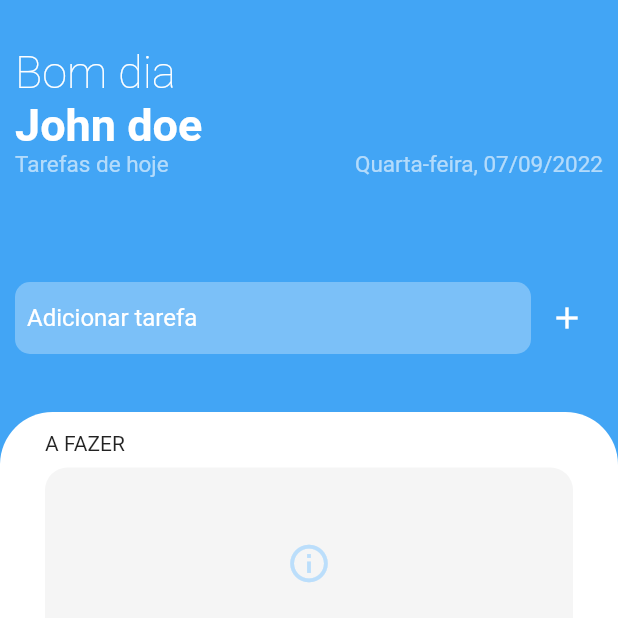
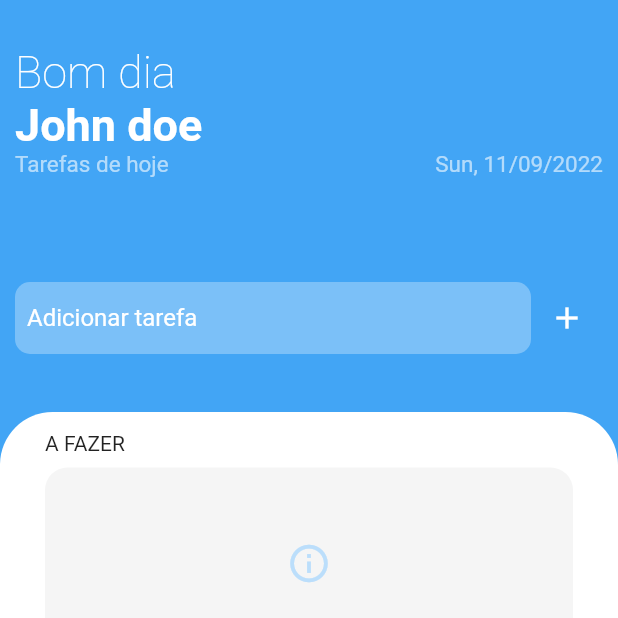
Before and after one commit to jaymeco/Flutter-Todo-List, a Flutter app: the screen it shows after launch, on a phone screen of 412 x 824 dp, the top half of it. Run offline on Flutter 3.47's test engine with Material 2 defaults, Android fonts, the phone set to English and light mode, and no system bars; our stand-ins replace jiffy.

Commit message:
feature(lib/screens/Home): Adiciona labels dinamicas de acorda com a data atual.

```diff
--- a/lib/screens/Home/index.dart
+++ b/lib/screens/Home/index.dart
@@ -1,4 +1,5 @@
 import 'package:flutter/material.dart';
+import 'package:jiffy/jiffy.dart';
 
 import 'package:todo_list/Dtos/task_dto.dart';
 import 'package:todo_list/Dtos/contracts/task_dtos.dart';
@@ -19,6 +20,7 @@ class _HomePageWidget extends State<HomePageWidget> {
   final List<ITaskDto> undoneTasks = [];
   final List<ITaskDto> doneTasks = [];
   final controller = TextEditingController();
+  DateTime today = DateTime.now();
 
   void addTask() {
     setState(() {
@@ -36,6 +38,20 @@ class _HomePageWidget extends State<HomePageWidget> {
       addTask();
       controller.clear();
     }
+  }
+
+  String renderUperTitleLabel() {
+    if (today.hour >= 12 && today.hour <= 17) {
+      return 'Boa tarde';
+    } else if (today.hour < 12) {
+      return 'Bom dia';
+    } else {
+      return 'Boa noite';
+    }
+  }
+
+  String formatDate() {
+    return Jiffy(today).format('EEE, dd/MM/yyyy');
   }
 
   @override
@@ -63,7 +79,8 @@ class _HomePageWidget extends State<HomePageWidget> {
                       Column(
                         crossAxisAlignment: CrossAxisAlignment.start,
                         children: [
-                          Text('Bom dia', style: styles.pageUperTitle()),
+                          Text(renderUperTitleLabel(),
+                              style: styles.pageUperTitle()),
                           Text('John doe', style: styles.pageTitle()),
                           Row(
                             mainAxisAlignment: MainAxisAlignment.spaceBetween,
@@ -73,7 +90,7 @@ class _HomePageWidget extends State<HomePageWidget> {
                                 style: styles.pageSubtitle(),
                               ),
                               Text(
-                                'Quarta-feira, 07/09/2022',
+                                formatDate(),
                                 style: styles.pageSubtitle(),
                               ),
                             ],
```
